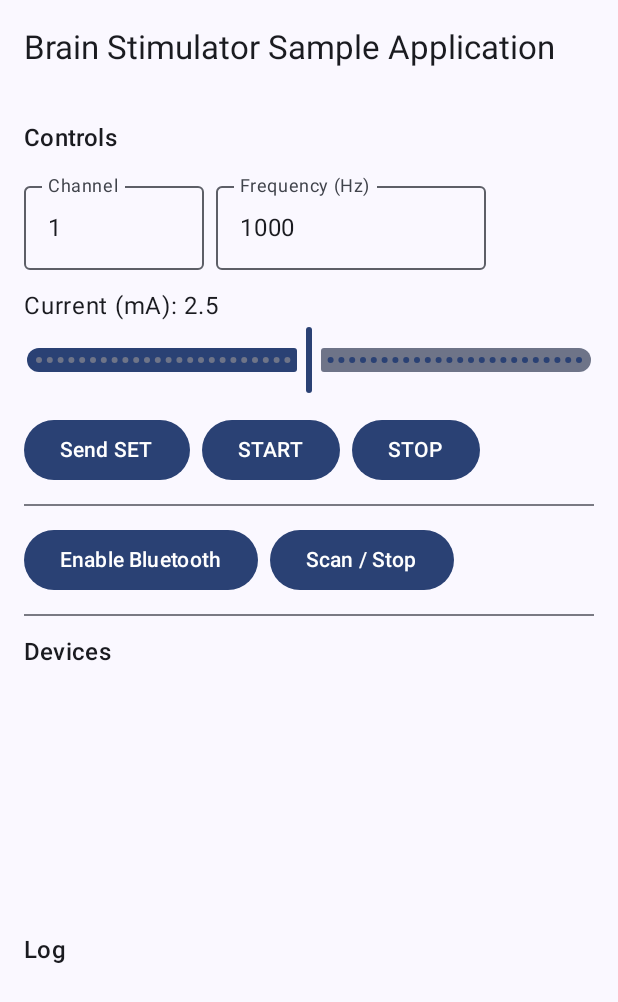
After one commit to BowenYuan1/BrainStimulatorController, an Android app built with Jetpack Compose: the composable Application called with empty values, on a phone screen of 412 x 824 dp. The commit adds this screen. Shown: the top 1002 px of the screen. Run offline under Robolectric (Android 15) with nearby library versions, the phone set to English and light mode, and no system bars.

Commit message:
Added a device scanner.
Added device scanner and split up the script for better organization.

```diff
--- /dev/null
+++ b/app/src/main/java/com/example/brainstimulatorcontroller/ui/Application.kt
@@ -0,0 +1,116 @@
+package com.example.brainstimulatorcontroller.ui
+
+import android.bluetooth.BluetoothDevice
+import androidx.compose.foundation.layout.*
+import androidx.compose.foundation.lazy.LazyColumn
+import androidx.compose.foundation.lazy.items
+import androidx.compose.material3.*
+import androidx.compose.runtime.*
+import androidx.compose.ui.Modifier
+import androidx.compose.ui.unit.dp
+
+@OptIn(ExperimentalMaterial3Api::class)
+@Composable
+fun Application(
+    devices: List<BluetoothDevice>,
+    onEnableBt: () -> Unit,
+    onScanToggle: () -> Unit
+) {
+    MaterialTheme {
+        Scaffold(
+            topBar = { TopAppBar(title = { Text("Brain Stimulator Sample Application") }) }
+        ) { inner ->
+            AppContent(
+                devices = devices,
+                onEnableBt = onEnableBt,
+                onScanToggle = onScanToggle,
+                modifier = Modifier.padding(inner).fillMaxSize()
+            )
+        }
+    }
+}
+
+@Composable
+fun AppContent(
+    devices: List<BluetoothDevice>,
+    onEnableBt: () -> Unit,
+    onScanToggle: () -> Unit,
+    modifier: Modifier = Modifier
+) {
+    var channel by remember { mutableStateOf("1") }
+    var currentMA by remember { mutableStateOf(2.5f) }
+    var freqHz by remember { mutableStateOf("1000") }
+    var logs by remember { mutableStateOf(listOf<String>()) }
+
+    fun log(line: String) { logs = listOf(line) + logs.take(100) }
+
+    Column(modifier = modifier.padding(16.dp), verticalArrangement = Arrangement.spacedBy(12.dp)) {
+        Text("Controls", style = MaterialTheme.typography.titleMedium)
+
+        Row(horizontalArrangement = Arrangement.spacedBy(8.dp)) {
+            OutlinedTextField(
+                value = channel,
+                onValueChange = { channel = it.filter { ch -> ch.isDigit() }.take(1) },
+                label = { Text("Channel") },
+                modifier = Modifier.width(120.dp)
+            )
+            OutlinedTextField(
+                value = freqHz,
+                onValueChange = { freqHz = it.filter { ch -> ch.isDigit() }.take(5) },
+                label = { Text("Frequency (Hz)") },
+                modifier = Modifier.width(180.dp)
+            )
+        }
+
+        Column {
+            Text("Current (mA): ${"%.1f".format(currentMA)}")
+            Slider(value = currentMA, onValueChange = { currentMA = it }, valueRange = 0f..5f, steps = 49)
+        }
+
+        Row(horizontalArrangement = Arrangement.spacedBy(8.dp)) {
+            Button(onClick = {
+                val payload = mapOf(
+                    "cmd" to "SET",
+                    "ch" to channel.toIntOrNull(),
+                    "amp_mA" to "%.1f".format(currentMA),
+                    "freq_Hz" to freqHz.toIntOrNull(),
+                    "wave" to "sine",
+                    "ramp_s" to 5.0
+                )
+                log("TX: $payload")
+            }) { Text("Send SET") }
+
+            Button(onClick = { log("TX: START ch=$channel") }) { Text("START") }
+            Button(onClick = { log("TX: STOP ch=$channel") }) { Text("STOP") }
+        }
+
+        Divider()
+
+        Row(horizontalArrangement = Arrangement.spacedBy(8.dp)) {
+            Button(onClick = onEnableBt) { Text("Enable Bluetooth") }
+            Button(onClick = onScanToggle) { Text("Scan / Stop") }
+        }
+
+        Divider()
+
+        Text("Devices", style = MaterialTheme.typography.titleMedium)
+        LazyColumn(
+            modifier = Modifier.fillMaxWidth().weight(1f),
+            verticalArrangement = Arrangement.spacedBy(8.dp)
+        ) {
+            items(devices) { dev ->
+                ElevatedCard {
+                    Column(Modifier.padding(12.dp), verticalArrangement = Arrangement.spacedBy(4.dp)) {
+                        Text(dev.address, style = MaterialTheme.typography.bodySmall)
+                    }
+                }
+            }
+        }
+
+        Text("Log", style = MaterialTheme.typography.titleMedium)
+        LazyColumn(
+            modifier = Modifier.fillMaxWidth().weight(1f),
+            verticalArrangement = Arrangement.spacedBy(4.dp)
+        ) { items(logs) { Text(it) } }
+    }
+}
```
Also changed, not shown: app/src/main/java/com/example/brainstimulatorcontroller/ComposeMainActivity.kt (+97 -199 lines).
